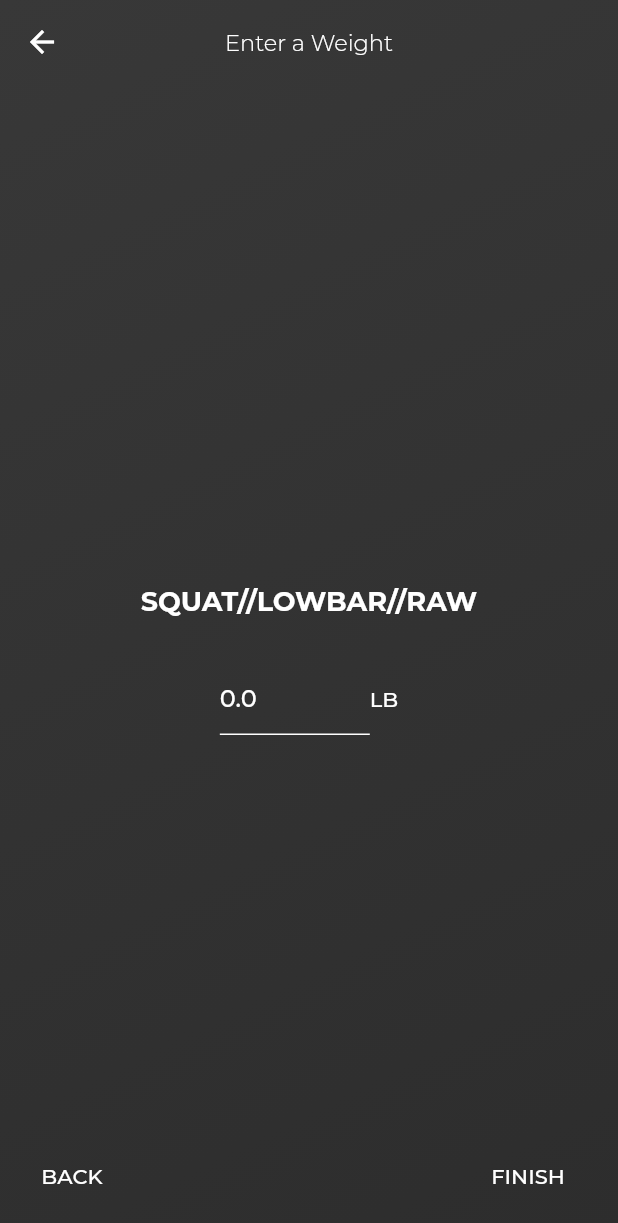
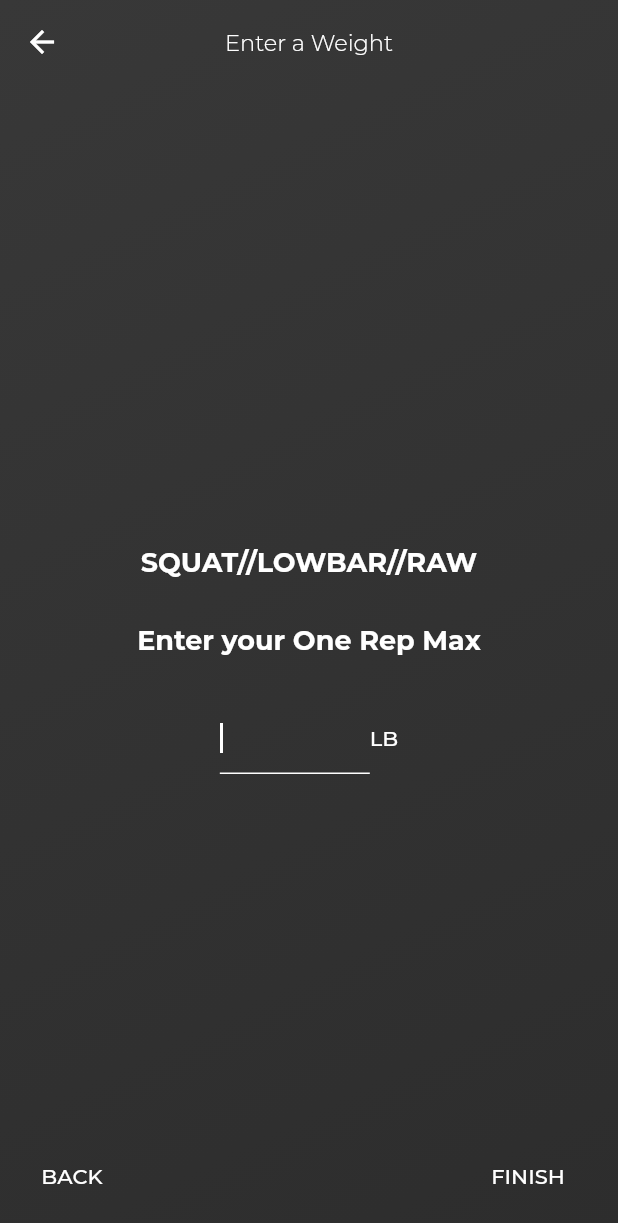
Before and after one commit to boahfitness/Juma, a Flutter app: the CreatePR screen opened directly, swiped to page 3, on a phone screen of 412 x 824 dp. Shown: the top 1223 px of the screen. Run offline on Flutter 3.47's test engine with Material 2 defaults, Android fonts, the phone set to English and light mode, and no system bars; our stand-ins replace firebase_auth, flare_flutter, page_transition, shared_preferences, video_player; accounts and stored records are empty; project files that could hold a hidden picture were left out.

Commit message:
better controls for enterwieght page in createPR

```diff
--- a/lib/pages/onboarding/signup/inputPages/createPR/enterWeight.dart
+++ b/lib/pages/onboarding/signup/inputPages/createPR/enterWeight.dart
@@ -27,6 +27,10 @@ class _EnterWeightState extends State<EnterWeight> {
           padding: const EdgeInsets.only(bottom: 30.0),
           child: Text(widget.pr.lift.descriptor.path, style: TextStyle(color: Colors.white, fontWeight: FontWeight.bold, fontSize: 18),),
         ),
+        Padding(
+          padding: const EdgeInsets.only(bottom: 30.0),
+          child: Text('Enter your One Rep Max', style: TextStyle(color: Colors.white, fontWeight: FontWeight.bold, fontSize: 18),),
+        ),
         WeightPicker(widget.pr.lift.weight, unit: widget.unitPreference,),
       ],
     );
@@ -46,7 +50,7 @@ class _WeightPickerState extends State<WeightPicker> {
 
   @override
   void initState() {
-    controller = TextEditingController(text: widget.unit == WeightUnit.pounds ? widget.weight.pounds.toString() : widget.weight.kilograms.toString());
+    controller = TextEditingController();
     super.initState();
   }
 
@@ -58,17 +62,24 @@ class _WeightPickerState extends State<WeightPicker> {
 
   @override
   Widget build(BuildContext context) {
+    FocusNode f = FocusNode();
     return Row(
       mainAxisAlignment: MainAxisAlignment.center,
       children: <Widget>[
         SizedBox(
           width: 100,
           child: TextField(
+            focusNode: f,
             decoration: InputDecoration(
               enabledBorder: UnderlineInputBorder(
                 borderSide: BorderSide(color: Colors.white)
               ),
+              focusedBorder: UnderlineInputBorder(
+                borderSide: BorderSide(color: Colors.white)
+              ),
             ),
+            cursorColor: Colors.white,
+            autofocus: true,
             style: TextStyle(color: Colors.white),
             controller: controller,
             keyboardType: TextInputType.numberWithOptions(signed: false, decimal: true),
@@ -76,6 +87,7 @@ class _WeightPickerState extends State<WeightPicker> {
               setState(() {
                 if (widget.unit == WeightUnit.kilograms) {
                   widget.weight.kilograms = double.parse(val);
+                  f.unfocus();
                 }
                 else {
                   widget.weight.pounds = double.parse(val);
```
